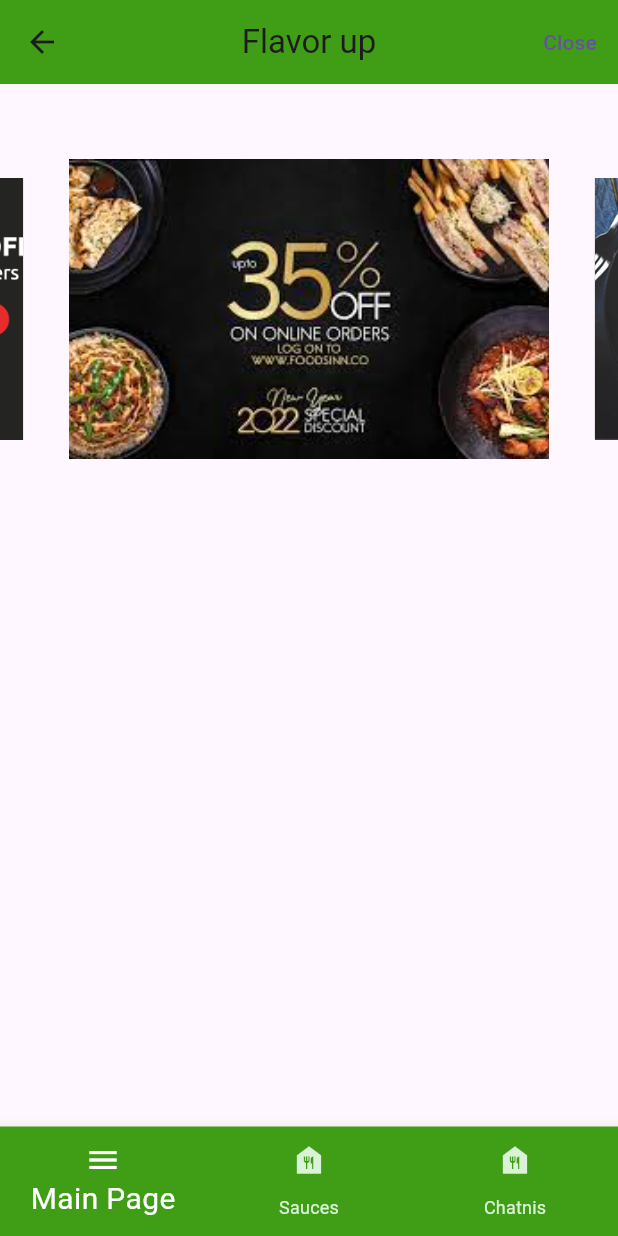
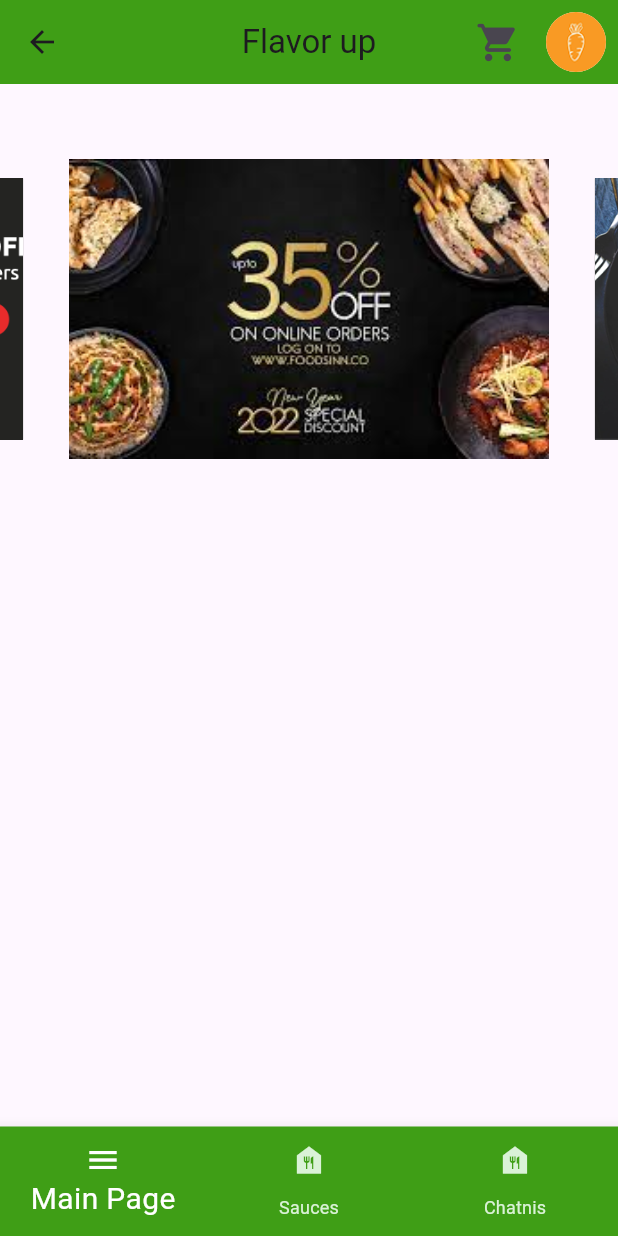
Before and after one commit to hassansultankhan/store, a Flutter app: the navigationScreen screen opened directly, on a phone screen of 412 x 824 dp. Run offline on Flutter 3.47's test engine with Material 3 defaults, Android fonts, the phone set to English and light mode, and no system bars; drawn by our look-alikes of carousel_slider; our stand-ins replace cloud_firestore, firebase_auth, firebase_core, fluttertoast, google_sign_in, shared_preferences and 1 more; accounts and stored records are empty.

Commit message:
home 02/02/2024

```diff
--- a/lib/navigationScreen.dart
+++ b/lib/navigationScreen.dart
@@ -1,5 +1,3 @@
-// ignore_for_file: use_build_context_synchronously
-// import 'package:cloud_firestore/cloud_firestore.dart';
 import 'package:estore/Cart/cartItems.dart';
 import 'package:estore/loginScreen.dart';
 import 'package:estore/mainScreen.dart';
@@ -38,14 +36,9 @@ class _navigationScreenState extends State<navigationScreen> {
     Cat1(),
   ];
   int selectedCat = 0;
-
-  // Define cartItems list
-  List<CartItem> cartItems = [];
-
+  bool cartNotEmpty = true;
   @override
   Widget build(BuildContext context) {
-
-
     // Set the status bar color here
     SystemChrome.setSystemUIOverlayStyle(const SystemUiOverlayStyle(
       statusBarColor: Color.fromARGB(
@@ -68,43 +61,38 @@ class _navigationScreenState extends State<navigationScreen> {
                     (route) => false);
               }),
           actions: [
-  // Check if cartItems list is not empty
-  if (cartItems.isNotEmpty)
-    Center(
-      child: ElevatedButton(
+            IconButton(
               onPressed: () {
-          Navigator.push(
-            context,
-            MaterialPageRoute(
-              builder: (context) => CheckOut(
-                displayName: widget.displayName,
-                email: widget.email,
+                // Show added cart items in AlertDialog  XXXXXXXXXXXXX
+
+                showCartItems();
+              },
+              icon: const Icon(
+                Icons.shopping_cart_rounded,
+                size: 30,
               ),
             ),
+            IconButton(
+              onPressed: () {
+                Future.delayed(Duration.zero, () {
+                  showDialog(
+                    context: context,
+                    builder: (context) => showCredentials(
+                        widget.displayName, widget.email, widget.photoUrl),
                   );
+                });
               },
-        style: ElevatedButton.styleFrom(
-          padding: EdgeInsets.symmetric(horizontal: 12, vertical: 8),
-          backgroundColor: const Color.fromARGB(255, 63, 158, 22),
+              icon: CircleAvatar(
+                radius: 20,
+                child: ClipOval(
+                  child: widget.photoUrl.startsWith("http")
+                      ? Image.network(widget.photoUrl)
+                      : Image.asset('assets/images/Carrot_icon.png'),
                 ),
-        child: const Row(
-          mainAxisSize: MainAxisSize.min,
-          children: [
-            Text('Check Out', style: TextStyle(fontSize: 14)),
-            SizedBox(width: 8),
-            Icon(Icons.shopping_bag, size: 20),
-          ],
+                backgroundColor: Colors.white,
               ),
             ),
-    ),
-  TextButton(
-    onPressed: () {
-      Navigator.pop(context); // Close the AlertDialog
-    },
-    child: const Text('Close'),
-  ),
           ],
-
         ),
         body: SizedBox(
           //set size of sized box to maximum size of screen
@@ -222,30 +210,36 @@ class _navigationScreenState extends State<navigationScreen> {
   // Method to show added cart items in AlertDialog
   void showCartItems() async {
     List<CartItem> cartItems = await getAllCartItems();
+    if (cartItems.isEmpty) {
+      print('Cart is empty');
+      setState(() {
+        cartNotEmpty = false; // Set to false when the cart is empty
+      });
+    } else {
+      setState(() {
+        cartNotEmpty = true; // Set to true when there are items in the cart
+      });
       for (CartItem item in cartItems) {
         print('Title: ${item.title}');
         print('Image Path: ${item.imagePath}');
         print('-----------------------');
       }
+    }
 
+// ignore_for_file: use_build_context_synchronously
     showDialog(
       context: context,
       builder: (BuildContext ctx) {
         return StatefulBuilder(
           builder: (BuildContext context, StateSetter alertsetState) {
             return AlertDialog(
-
               shape: const RoundedRectangleBorder(
                 borderRadius: BorderRadius.all(
                   Radius.elliptical(20, 20),
                 ),
               ),
-
-
               title: const Text('Cart Items'),
               content: Container(
-
-
                 height: 400,
                 child: SingleChildScrollView(
                   child: Column(
@@ -276,7 +270,8 @@ class _navigationScreenState extends State<navigationScreen> {
                               IconButton(
                                 padding: EdgeInsets.zero,
                                 onPressed: () async {
-                                  await Dbfiles().deleteCartItem(item.productNo);
+                                  await Dbfiles()
+                                      .deleteCartItem(item.productNo);
                                   alertsetState(() {
                                     cartItems.remove(item);
                                     print('Dialog content is being rebuilt');
@@ -295,7 +290,8 @@ class _navigationScreenState extends State<navigationScreen> {
               actions: [
                 Center(
                   child: ElevatedButton(
-                      onPressed: () {
+                    onPressed: cartNotEmpty
+                        ? () {
                             Navigator.push(
                               context,
                               MaterialPageRoute(
@@ -305,10 +301,14 @@ class _navigationScreenState extends State<navigationScreen> {
                                 ),
                               ),
                             );
-                      },
+                          }
+                        : null,
                     style: ElevatedButton.styleFrom(
-                        padding: EdgeInsets.symmetric(horizontal: 12, vertical: 8),
-                        backgroundColor: const Color.fromARGB(255, 63, 158, 22),
+                      padding:
+                          EdgeInsets.symmetric(horizontal: 12, vertical: 8),
+                      backgroundColor: cartNotEmpty
+                          ? const Color.fromARGB(255, 63, 158, 22)
+                          : Colors.grey,
                     ),
                     child: const Row(
                       mainAxisSize: MainAxisSize.min,
```
Lines whose indentation alone changed are shown as unchanged.
